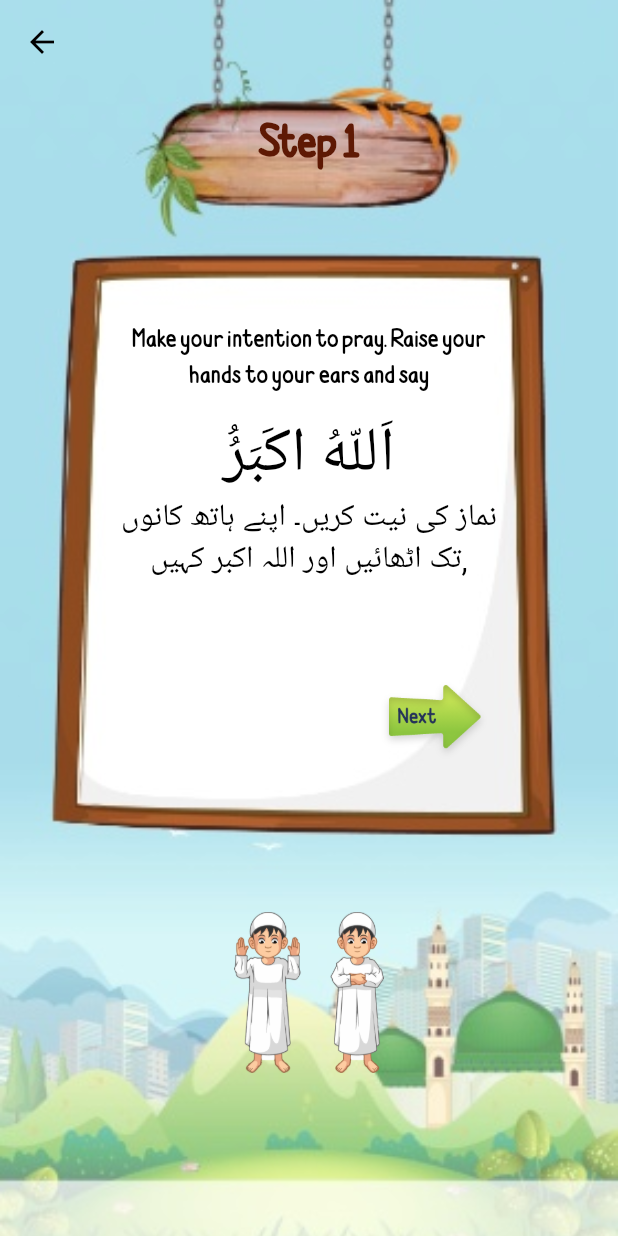
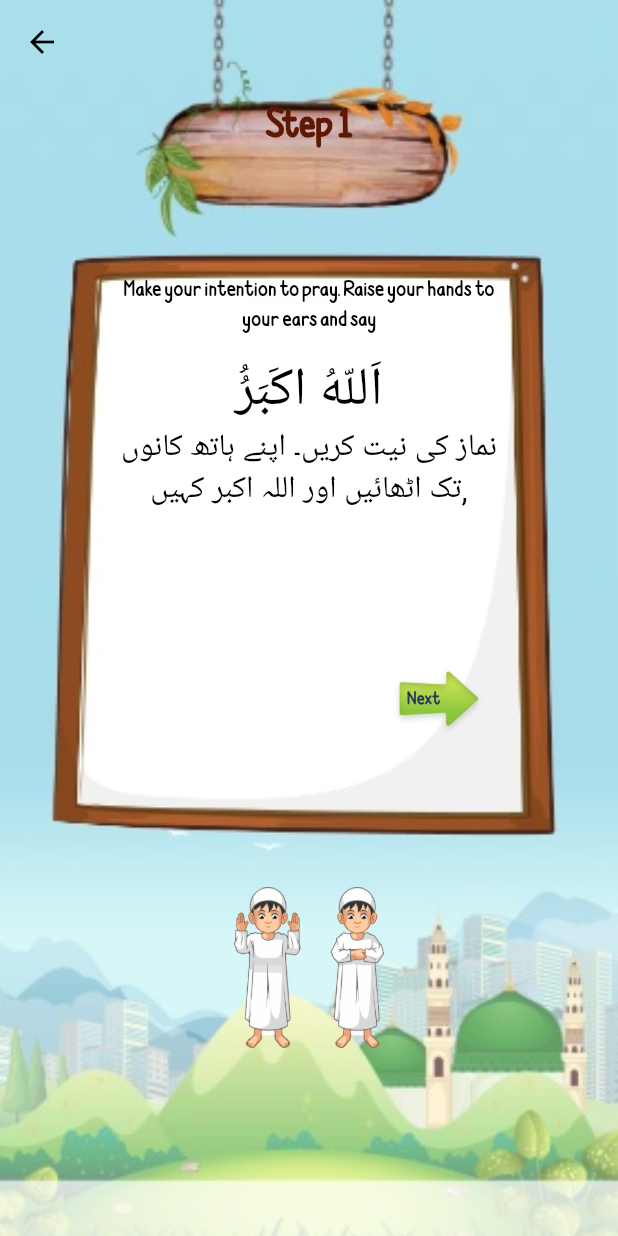
Before and after one commit to Raxa93/islamic_kids, a Flutter app: the NamazScreen screen opened directly, on a phone screen of 412 x 824 dp. Run offline on Flutter 3.47's test engine with Material 2 defaults, Android fonts, the phone set to English and light mode, and no system bars.

Commit message:
IOS Setting done

```diff
--- a/lib/constants/app_styles.dart
+++ b/lib/constants/app_styles.dart
@@ -48,7 +48,7 @@ class AppStyles{
 
   static final stepTitle = TextStyle(
       fontWeight: FontWeight.bold,
-      fontSize: SizeConfig.screenHeight! * 0.035,
+      fontSize: SizeConfig.screenHeight! * 0.027,
       fontFamily: 'Gomgom',
       color: const Color.fromRGBO(94, 25, 4, 1)
   );
--- a/lib/constants/cutom_widgets.dart
+++ b/lib/constants/cutom_widgets.dart
@@ -94,9 +94,9 @@ class CustomWidgets {
               crossAxisAlignment: CrossAxisAlignment.center,
               children: [
                 Text(title,style: TextStyle(
-                  fontSize: SizeConfig.screenHeight! * 0.03,
+                  fontSize: SizeConfig.screenHeight! * 0.024,
                   fontFamily: 'Gomgom'
-                ),), Text(subTitle,style: TextStyle(fontSize: SizeConfig.screenHeight! * 0.025),)],
+                ),), Text(subTitle,style: TextStyle(fontSize: SizeConfig.screenHeight! * 0.023),)],
             )
           ],
         ),
--- a/lib/screens/emanyat_screen/emanyat_screen.dart
+++ b/lib/screens/emanyat_screen/emanyat_screen.dart
@@ -55,8 +55,9 @@ class _EmanyatScreenState extends State<EmanyatScreen> {
             mainAxisAlignment: MainAxisAlignment.start,
             children: [
               Container(
-                height: SizeConfig.screenHeight! * 0.83,
+                height: SizeConfig.screenHeight! * 0.7,
                 width: SizeConfig.screenWidth,
+                // color: Colors.red.withOpacity(0.4),
                 child: PageView.builder(
                     controller: _controller,
                     onPageChanged: (int index) {
--- a/lib/screens/nimaz_screens/namaz_screen.dart
+++ b/lib/screens/nimaz_screens/namaz_screen.dart
@@ -56,8 +56,9 @@ class _NamazScreenState extends State<NamazScreen> {
                // crossAxisAlignment: CrossAxisAlignment.center,
                 mainAxisAlignment: MainAxisAlignment.start,
               children: [
-                SizedBox(
-                  height: SizeConfig.screenHeight! * 0.48,
+                Container(
+                  // color: Colors.red.withOpacity(0.4),
+                  height: SizeConfig.screenHeight! * 0.47,
                   child: PageView.builder(
                       controller: _controller,
                       onPageChanged: (int index) {
@@ -74,18 +75,18 @@ class _NamazScreenState extends State<NamazScreen> {
                               mainAxisAlignment: MainAxisAlignment.start,
                               children: [
                                 SizedBox(
-                                  height: SizeConfig.screenHeight! * 0.02,
+                                  height: SizeConfig.screenHeight! * 0.01,
                                 ),
                                 Text('Step ${i + 1}',
                                     style: TextStyle(
                                         fontWeight: FontWeight.bold,
                                         fontSize:
-                                            SizeConfig.screenHeight! * 0.035,
+                                            SizeConfig.screenHeight! * 0.03,
                                         fontFamily: 'Gomgom',
                                         color: const Color.fromRGBO(
                                             94, 25, 4, 1))),
                                 SizedBox(
-                                  height: SizeConfig.screenHeight! * 0.12,
+                                  height: SizeConfig.screenHeight! * 0.1,
                                 ),
                                 Text(
                                   AppStrings.namazData[i]['heading']!,
@@ -93,7 +94,7 @@ class _NamazScreenState extends State<NamazScreen> {
                                   style: TextStyle(
                                       color: Colors.black,
                                       fontFamily: 'Gomgom',
-                                      fontSize: SizeConfig.screenHeight! * 0.02),
+                                      fontSize: SizeConfig.screenHeight! * 0.017),
                                 ),
                                 SizedBox(
                                   height: SizeConfig.screenHeight! * 0.016,
@@ -104,14 +105,14 @@ class _NamazScreenState extends State<NamazScreen> {
                                   style: TextStyle(
                                       color: Colors.black,
                                       fontSize:
-                                          SizeConfig.screenHeight! * 0.05),
+                                          SizeConfig.screenHeight! * 0.043),
                                 ),
                                 Text(AppStrings.namazData[i]['subheading']!,
                                     textAlign: TextAlign.center,
                                     style: TextStyle(
                                         color: Colors.black,
                                         fontSize: i == 1
-                                            ? SizeConfig.screenHeight! * 0.0189
+                                            ? SizeConfig.screenHeight! * 0.0184
                                             : SizeConfig.screenHeight! *
                                                 0.025)),
                               ],
@@ -132,7 +133,7 @@ class _NamazScreenState extends State<NamazScreen> {
                         }
                       },
                       child: Image.asset("assets/arrow_back.png",
-                          height: SizeConfig.screenHeight! * 0.07),
+                          height: SizeConfig.screenHeight! * 0.06),
                     ) : const SizedBox(),
 
                     currentIndex != AppStrings.namazData.length - 1
@@ -147,7 +148,7 @@ class _NamazScreenState extends State<NamazScreen> {
                         }
                       },
                       child: Image.asset("assets/arrow_forward.png",
-                          height: SizeConfig.screenHeight! * 0.07),
+                          height: SizeConfig.screenHeight! * 0.06),
                     )
                         : const SizedBox(),
                   ],
--- a/lib/screens/surah/surah_home.dart
+++ b/lib/screens/surah/surah_home.dart
@@ -52,7 +52,7 @@ class _SurahHomeScreenState extends State<SurahHomeScreen> {
           body: Column(
             children: [
               Container(
-                height: SizeConfig.screenHeight! * 0.75,
+                height: SizeConfig.screenHeight! * 0.7,
                 child: Align(
                     alignment: Alignment.center,
                     child: PageView.builder(
--- a/lib/screens/wadhu_screens/wadhu_content.dart
+++ b/lib/screens/wadhu_screens/wadhu_content.dart
@@ -24,11 +24,11 @@ class WadhuContent extends StatelessWidget {
       mainAxisAlignment: MainAxisAlignment.start,
       children: [
         SizedBox(
-          height: index == 6 ? SizeConfig.screenHeight! * 0.14 : SizeConfig.screenHeight! * 0.14,
+          height:  SizeConfig.screenHeight! * 0.02,
         ),
         Text('Step $index', style: AppStyles.stepTitle),
         SizedBox(
-          height: SizeConfig.screenHeight! * 0.04,
+          height: SizeConfig.screenHeight! * 0.02,
         ),
         Padding(
           padding: EdgeInsets.only(left: index == 6 ? SizeConfig.screenWidth! * 0.02 : 0 ) ,
--- a/lib/screens/wadhu_screens/wadu_screen.dart
+++ b/lib/screens/wadhu_screens/wadu_screen.dart
@@ -56,9 +56,10 @@ class _WadhuScreenState extends State<WadhuScreen> {
              crossAxisAlignment: CrossAxisAlignment.center,
              mainAxisAlignment: MainAxisAlignment.start,
             children: [
+              SizedBox(height: SizeConfig.screenHeight! * 0.09),
               Container(
-                // color: Colors.red.withOpacity(0.5),
-                height: SizeConfig.screenHeight! * 0.486,
+                 // color: Colors.red.withOpacity(0.5),
+                height: SizeConfig.screenHeight! * 0.35,
                 width: SizeConfig.screenWidth! * 0.8,
                 child: PageView.builder(
                     controller: _controller,
```
Also changed, not shown: lib/screens/emanyat_screen/emanyat_content.dart (+5 -5 lines), lib/screens/kalmas/kalmas_details_screen.dart (+10 -10 lines), pubspec.lock, 2 other files.
